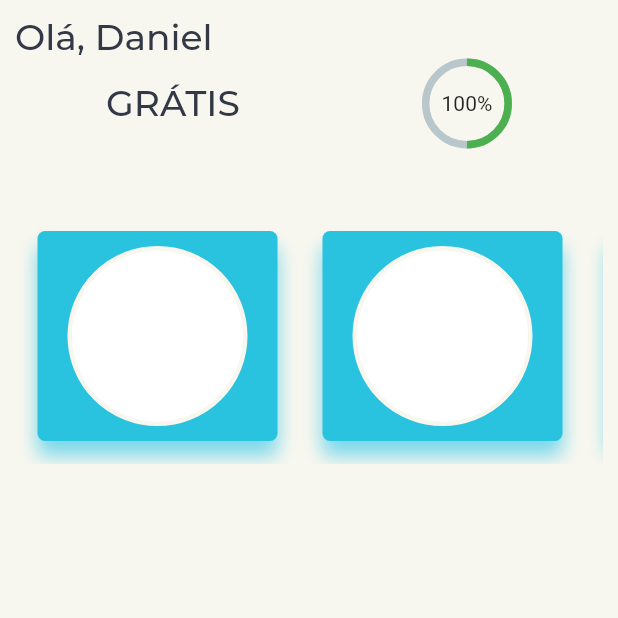
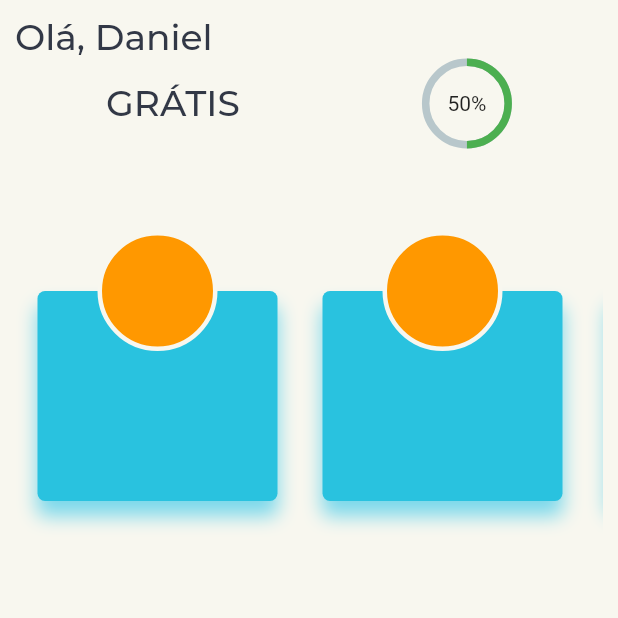
Before and after one commit to DizzyMelo/glupe, a Flutter app: the screen it shows after launch, on a phone screen of 412 x 824 dp, the top half of it. Run offline on Flutter 3.47's test engine with Material 2 defaults, Android fonts, the phone set to English and light mode, and no system bars; drawn by our look-alikes of percent_indicator; network calls fail; project files that could hold a hidden picture were left out.

```diff
--- /dev/null
+++ b/lib/classes/distribuidor.dart
@@ -0,0 +1,3 @@
+class Distribuidor{
+  String nome, imagem;
+}
--- a/lib/telas/inicio/index.dart
+++ b/lib/telas/inicio/index.dart
@@ -1,6 +1,10 @@
 import 'package:flutter/material.dart';
 import 'package:glupe/cores/index.dart';
+import 'package:glupe/telas/distribuidor/index.dart';
+import 'package:glupe/utils/urls.dart';
 import 'package:percent_indicator/circular_percent_indicator.dart';
+import 'dart:convert';
+import 'package:http/http.dart' as http;
 
 class Inicio extends StatefulWidget {
   @override
@@ -8,6 +12,22 @@ class Inicio extends StatefulWidget {
 }
 
 class _InicioState extends State<Inicio> {
+
+    buscarDistribuidores() async {
+    List<Distribuidor> tempListaRegistros = new List();
+    var res = await http.get(Uri.parse("${Urls.urlBase}distribuidores.php"),
+        headers: {"Accept": "application/json"});
+
+    var objetos = json.decode(res.body);
+
+    print(objetos);
+
+    setState(() {
+
+    });
+  }
+
+
   @override
   Widget build(BuildContext context) {
     double w = MediaQuery.of(context).size.width;
@@ -42,7 +62,7 @@ class _InicioState extends State<Inicio> {
                     radius: 60.0,
                     lineWidth: 5.0,
                     percent: 0.5,
-                    center: new Text("100%"),
+                    center: new Text("50%"),
                     progressColor: Colors.green,
                   )
                 ],
@@ -50,16 +70,25 @@ class _InicioState extends State<Inicio> {
               SizedBox(height: 40.0),
               Container(
                 padding: EdgeInsets.only(top: 10.0),
-                height: 170.0,
+                height: 270.0,
                 width: double.infinity,
                 child: ListView.builder(
                   scrollDirection: Axis.horizontal,
                   itemCount: 5,
                   itemBuilder: (BuildContext context, int index) {
-                    return Padding(
+                    return GestureDetector(
+                      onTap: () {
+                        Navigator.push(
+                            context,
+                            MaterialPageRoute(
+                                builder: (BuildContext context) =>
+                                    Distribuidor()));
+                      },
+                      child: Padding(
                           padding: EdgeInsets.symmetric(
-                            horizontal: 15.0, vertical: 5.0),
-                        child: Column(
+                              horizontal: 15.0, vertical: 45.0),
+                          child: Stack(
+                            overflow: Overflow.visible,
                             children: <Widget>[
                               Container(
                                 padding: EdgeInsets.all(10.0),
@@ -80,19 +109,24 @@ class _InicioState extends State<Inicio> {
                                     ],
                                     color: Cores.ceuAzulProfundo,
                                     borderRadius: BorderRadius.circular(5.0)),
+                              ),
+                              Positioned(
+                                top: -40.0,
+                                left: 40.0,
                                 child: Container(
-                                width: 50.0,
-                                height: 50.0,
+                                  width: 80.0,
+                                  height: 80.0,
                                   decoration: BoxDecoration(
-                                  color: Colors.white,
+                                    color: Colors.orange,
                                     shape: BoxShape.circle,
                                     border: Border.all(
                                         color: Cores.cristaBranca, width: 3.0),
                                   ),
                                 ),
-                            ),
+                              )
                             ],
-                        ));
+                          )),
+                    );
                   },
                 ),
               )
@@ -100,4 +134,11 @@ class _InicioState extends State<Inicio> {
           ),
         )));
   }
+
+  @override
+  void initState() {
+    // TODO: implement initState
+    super.initState();
+    this.buscarDistribuidores();
   }
+}
--- a/lib/utils/urls.dart
+++ b/lib/utils/urls.dart
@@ -1,4 +1,5 @@
 class Urls{
   static String imgDistribuidor = 'http://oficinanamao.com.br/glupe/img_distribuidor/';
   static String imgUsuario = 'http://oficinanamao.com.br/glupe/img_usuario/';
+  static String urlBase = 'http://oficinanamao.com.br/glupe/';
 }
--- a/pubspec.yaml
+++ b/pubspec.yaml
@@ -24,6 +24,7 @@ dependencies:
   # Use with the CupertinoIcons class for iOS style icons.
   cupertino_icons: ^0.1.2
   percent_indicator: ^2.1.1+1
+  http: ^0.12.0+2
 
 dev_dependencies:
   flutter_test:
```
Also changed, not shown: lib/telas/distribuidor/index.dart (added, +22 -0 lines), pubspec.lock. Lines whose indentation alone changed are shown as unchanged.
